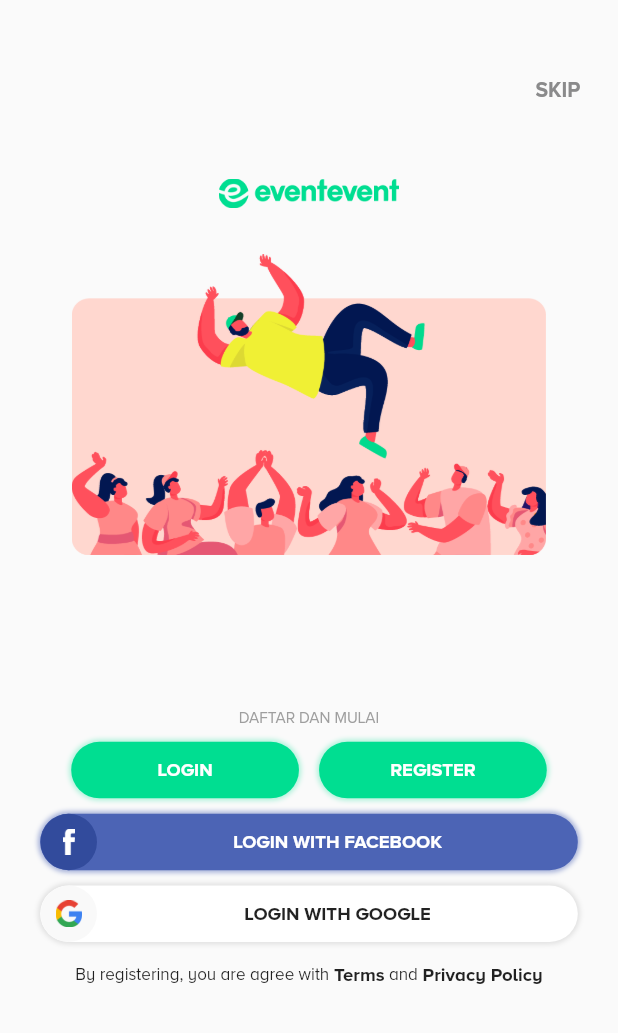
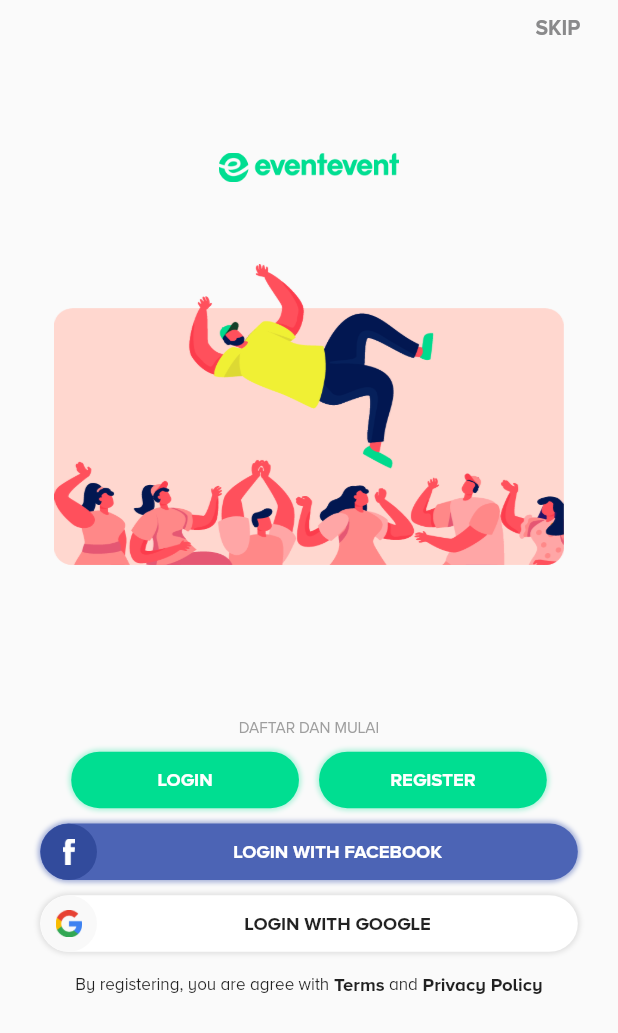
Before and after one commit to adorufus/eventevent-backup, a Flutter app: the screen it shows after launch, on a phone screen of 412 x 824 dp. Shown: the top 1033 px of the screen. Run offline on Flutter 3.47's test engine with Material 2 defaults, Android fonts, the phone set to English and light mode, and no system bars; our stand-ins replace auto_size_text, cached_network_image, camera, carousel_pro, carousel_slider, chewie and 30 more; missing offline and left inert: clevertap_flutter, flutter_android_lifecycle, flutter_barcode_scanner, flutter_branch_io_plugin, flutter_cupertino_date_picker, flutter_facebook_login and 8 more; accounts and stored records are empty.

Commit message:
fix blank screen 2

```diff
--- a/lib/Widgets/loginRegisterWidget.dart
+++ b/lib/Widgets/loginRegisterWidget.dart
@@ -227,12 +227,10 @@ class _LoginRegisterWidget extends State<LoginRegisterWidget> {
       bottom: false,
       child: Scaffold(
         body: Container(
-          child: Column(
-            mainAxisSize: MainAxisSize.min,
-            mainAxisAlignment: MainAxisAlignment.center,
-            crossAxisAlignment: CrossAxisAlignment.center,
+          child: ListView(
+            physics: NeverScrollableScrollPhysics(),
             children: <Widget>[
-              SizedBox(height: ScreenUtil.instance.setWidth(50)),
+              SizedBox(height: ScreenUtil.instance.setWidth(10)),
               Align(
                   alignment: Alignment.topRight,
                   child: GestureDetector(
@@ -268,6 +266,7 @@ class _LoginRegisterWidget extends State<LoginRegisterWidget> {
               ),
               SizedBox(height: ScreenUtil.instance.setWidth(30)),
               FractionallySizedBox(
+                widthFactor: ScreenUtil.instance.setWidth(.8),
                 child: Container(
                     width: ScreenUtil.instance.setWidth(306.93),
                     height: ScreenUtil.instance.setHeight(197.18),
--- a/lib/main.dart
+++ b/lib/main.dart
@@ -48,10 +48,9 @@ Future<Null> main() async {
   // FlutterError.onError = Crashlytics.instance.recordFlutterError;
 
   // HttpOverrides.global = MyHttpOverrides();
-  SystemChrome.setSystemUIOverlayStyle(SystemUiOverlayStyle(
-      statusBarColor: Colors.white, statusBarIconBrightness: Brightness.dark));
+  WidgetsFlutterBinding.ensureInitialized();
   cameras = await availableCameras();
-  WidgetsFlutterBinding.ensureInitialized();
+
   runApp(new MyApp());
 }
 
```
Also changed, not shown: pubspec.lock, 1 other file.
